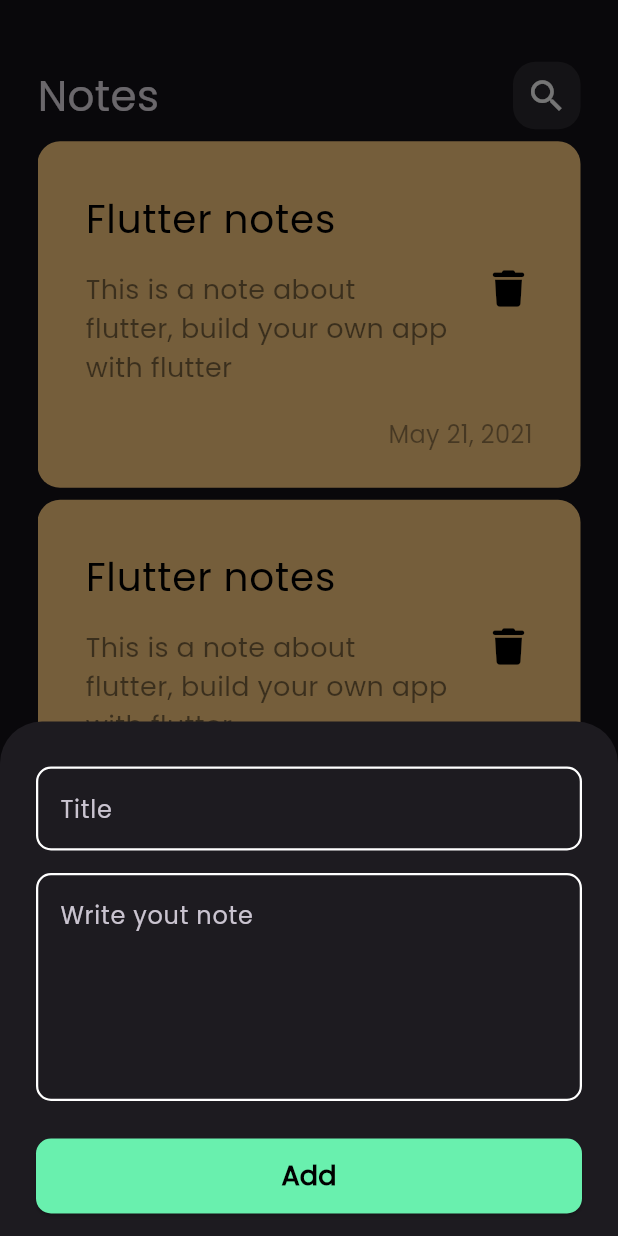
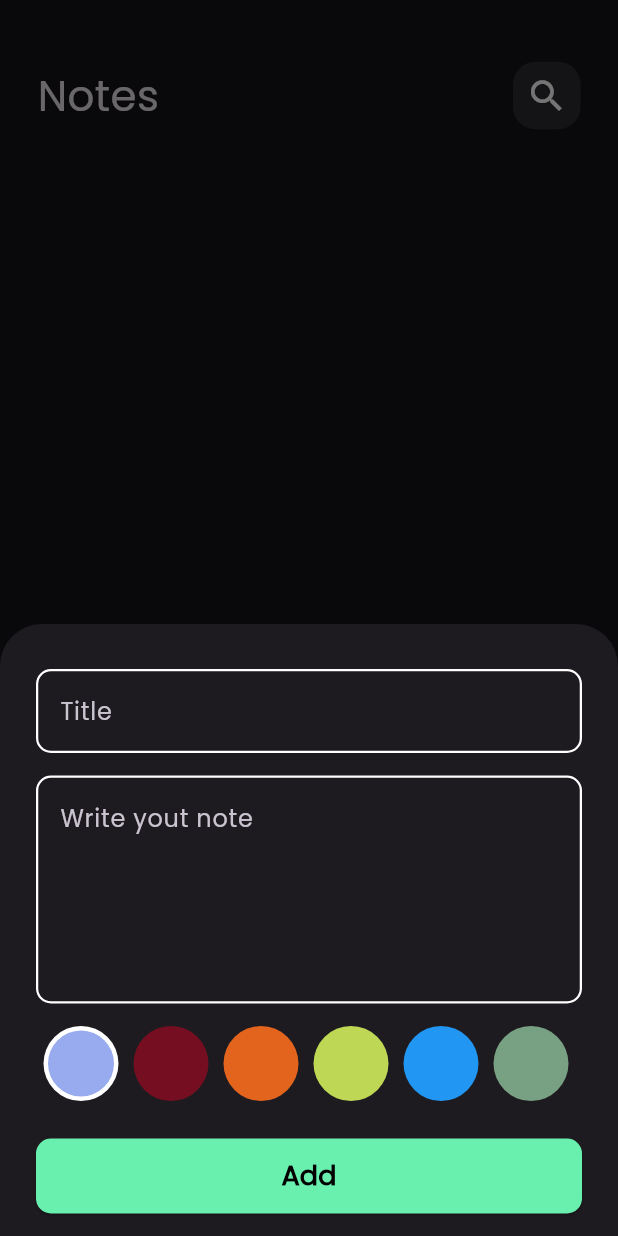
Before and after one commit to Bahaa-eddine-MB/Notes-Application, a Flutter app: the screen it shows after launch, after a tap on the "add" icon, on a phone screen of 412 x 824 dp. Run offline on Flutter 3.47's test engine with Material 3 defaults, Android fonts, the phone set to English and light mode, and no system bars; drawn by our look-alikes of modal_progress_hud_nsn; our stand-ins replace bloc, flutter_bloc, font_awesome_flutter, hive, hive_flutter; accounts and stored records are empty.

Commit message:
finished edit note

```diff
--- a/lib/Cubits/add_notes_cubit/add_notes_cubit.dart
+++ b/lib/Cubits/add_notes_cubit/add_notes_cubit.dart
@@ -1,4 +1,5 @@
 import 'package:bloc/bloc.dart';
+import 'package:flutter/material.dart';
 import 'package:hive_flutter/hive_flutter.dart';
 import 'package:meta/meta.dart';
 import 'package:mynotes/Models/note_model.dart';
@@ -8,8 +9,9 @@ part 'add_notes_state.dart';
 
 class AddNotesCubit extends Cubit<AddNotesState> {
   AddNotesCubit() : super(AddNotesInitial());
-
+  Color color = const Color(0xFF98ABEE);
   addNote(NoteModel noteModel) async {
+    noteModel.color = color.value;
     emit(AddNotesLoading());
     try {
       var notesBox = Hive.box<NoteModel>(Constans.kNotesBox);
--- /dev/null
+++ b/lib/Cubits/notes_cubit/notes_cubit_cubit.dart
@@ -0,0 +1,18 @@
+import 'package:bloc/bloc.dart';
+import 'package:hive_flutter/hive_flutter.dart';
+import 'package:meta/meta.dart';
+import 'package:mynotes/Models/note_model.dart';
+import 'package:mynotes/theme/constans.dart';
+
+part 'notes_cubit_state.dart';
+
+class NotesCubitCubit extends Cubit<NotesCubitState> {
+  NotesCubitCubit() : super(NotesCubitInitial());
+  List<NoteModel>? notes;
+
+  fetchAllNotes() {
+    var notesBox = Hive.box<NoteModel>(Constans.kNotesBox);
+    notes = notesBox.values.toList();
+    emit(NotesSuccess());
+  }
+}
--- /dev/null
+++ b/lib/Cubits/notes_cubit/notes_cubit_state.dart
@@ -0,0 +1,8 @@
+part of 'notes_cubit_cubit.dart';
+
+@immutable
+sealed class NotesCubitState {}
+
+final class NotesCubitInitial extends NotesCubitState {}
+
+final class NotesSuccess extends NotesCubitState {}
--- a/lib/Models/note_model.dart
+++ b/lib/Models/note_model.dart
@@ -5,13 +5,13 @@ part 'note_model.g.dart';
 @HiveType(typeId: 0)
 class NoteModel extends HiveObject {
   @HiveField(0)
-  final String title;
+  String title;
   @HiveField(1)
-  final String subTitle;
+  String subTitle;
   @HiveField(2)
   final String date;
   @HiveField(3)
-  final int color;
+  int color;
 
   NoteModel(
       {required this.title,
--- a/lib/main.dart
+++ b/lib/main.dart
@@ -1,6 +1,6 @@
 import 'package:flutter/material.dart';
 import 'package:hive_flutter/hive_flutter.dart';
-import 'package:mynotes/Cubits/add_notes_cubit/add_notes_cubit.dart';
+import 'package:mynotes/Cubits/notes_cubit/notes_cubit_cubit.dart';
 import 'package:mynotes/Models/note_model.dart';
 import 'package:mynotes/screens/NotesView/NotesView.dart';
 import 'package:mynotes/simple_bloc_observer.dart';
@@ -20,7 +20,9 @@ class MyApp extends StatelessWidget {
 
   @override
   Widget build(BuildContext context) {
-    return MaterialApp(
+    return BlocProvider(
+      create: (context) => NotesCubitCubit(),
+      child: MaterialApp(
         debugShowCheckedModeBanner: false,
         title: 'Notes app',
         theme: ThemeData(
@@ -28,6 +30,7 @@ class MyApp extends StatelessWidget {
             fontFamily: 'Poppins',
             brightness: Brightness.dark),
         home: const NotesView(),
+      ),
     );
   }
 }
--- a/lib/screens/NotesView/widgets/AddNoteWidget.dart
+++ b/lib/screens/NotesView/widgets/AddNoteWidget.dart
@@ -1,7 +1,9 @@
 import 'package:flutter/material.dart';
 import 'package:flutter_bloc/flutter_bloc.dart';
+import 'package:intl/intl.dart';
 import 'package:mynotes/Cubits/add_notes_cubit/add_notes_cubit.dart';
 import 'package:mynotes/Models/note_model.dart';
+import 'package:mynotes/screens/NotesView/widgets/ColorsListView.dart';
 import 'package:mynotes/screens/NotesView/widgets/CustomButton.dart';
 import 'package:mynotes/screens/NotesView/widgets/CustomTextField.dart';
 
@@ -45,16 +47,23 @@ class _AddNoteWidgetState extends State<AddNoteWidget> {
             maxLines: 5,
           ),
           const SizedBox(
+            height: 15,
+          ),
+          const ColorsListView(),
+          const SizedBox(
             height: 25,
           ),
           CustomButton(
             onPressed: () {
               if (formKey.currentState!.validate()) {
                 formKey.currentState!.save();
+                final dateTime = DateTime.now();
+                final formattedDateTime =
+                    DateFormat.yMMMMEEEEd().format(dateTime);
                 final noteModel = NoteModel(
                   title: title!,
                   subTitle: content!,
-                  date: DateTime.now().toString(),
+                  date: formattedDateTime,
                   color: Colors.blue.value,
                 );
                 BlocProvider.of<AddNotesCubit>(context).addNote(noteModel);
@@ -73,3 +82,37 @@ class _AddNoteWidgetState extends State<AddNoteWidget> {
     );
   }
 }
+
+class ColorItem extends StatelessWidget {
+  const ColorItem(
+      {super.key,
+      required this.color,
+      required this.isActive,
+      required this.onTap});
+  final Color color;
+  final bool isActive;
+  final Function() onTap;
+
+  @override
+  Widget build(BuildContext context) {
+    return isActive
+        ? GestureDetector(
+          onTap: onTap,
+          child: CircleAvatar(
+              radius: 30,
+              backgroundColor: Colors.white,
+              child: CircleAvatar(
+                radius: 22,
+                backgroundColor: color,
+              ),
+            ),
+        )
+        : GestureDetector(
+          onTap: onTap,
+          child: CircleAvatar(
+              radius: 30,
+              backgroundColor: color,
+            ),
+        );
+  }
+}
--- /dev/null
+++ b/lib/screens/NotesView/widgets/ColorsListView.dart
@@ -0,0 +1,46 @@
+import 'package:flutter/material.dart';
+import 'package:flutter_bloc/flutter_bloc.dart';
+import 'package:mynotes/Cubits/add_notes_cubit/add_notes_cubit.dart';
+import 'package:mynotes/screens/NotesView/widgets/AddNoteWidget.dart';
+
+class ColorsListView extends StatefulWidget {
+  const ColorsListView({super.key});
+
+  @override
+  State<ColorsListView> createState() => _ColorsListViewState();
+}
+
+class _ColorsListViewState extends State<ColorsListView> {
+  int currentIndex = 0;
+  List<Color> colors = const [
+    Color(0xFF98ABEE),
+    Color(0xFF750E21),
+    Color(0xFFE3651D),
+    Color(0xFFBED754),
+    Colors.blue,
+    Color(0xFF78A083),
+    Color(0xFFED7D31),
+  ];
+  @override
+  Widget build(BuildContext context) {
+    return SizedBox(
+      height: 50,
+      child: ListView.builder(
+          itemCount: colors.length,
+          scrollDirection: Axis.horizontal,
+          itemBuilder: (context, index) {
+            return ColorItem(
+              onTap: (){
+                setState(() {
+                  currentIndex = index;
+                });
+                BlocProvider.of<AddNotesCubit>(context).color = colors[index];
+              },
+              color: colors[index],
+              isActive: index == currentIndex,
+            );
+          }),
+    );
+  }
+
+}
--- a/lib/screens/NotesView/widgets/CustomAppBar.dart
+++ b/lib/screens/NotesView/widgets/CustomAppBar.dart
@@ -2,9 +2,11 @@ import 'package:flutter/material.dart';
 import 'package:mynotes/screens/NotesView/widgets/CustomSearchIcon.dart';
 
 class CustomAppBar extends StatelessWidget {
-  const CustomAppBar({super.key, required this.title, required this.icon});
+  const CustomAppBar(
+      {super.key, required this.title, required this.icon, this.onTap});
   final String title;
   final IconData icon;
+  final Function()? onTap;
   @override
   Widget build(BuildContext context) {
     return Row(
@@ -14,7 +16,10 @@ class CustomAppBar extends StatelessWidget {
           style: const TextStyle(fontSize: 28),
         ),
         const Spacer(),
-        CustomSearchIcon(icon: icon)
+        CustomSearchIcon(
+          icon: icon,
+          onTap: onTap,
+        )
       ],
     );
   }
--- a/lib/screens/NotesView/widgets/CustomBottomSheet.dart
+++ b/lib/screens/NotesView/widgets/CustomBottomSheet.dart
@@ -2,6 +2,7 @@ import 'package:flutter/material.dart';
 import 'package:flutter_bloc/flutter_bloc.dart';
 import 'package:modal_progress_hud_nsn/modal_progress_hud_nsn.dart';
 import 'package:mynotes/Cubits/add_notes_cubit/add_notes_cubit.dart';
+import 'package:mynotes/Cubits/notes_cubit/notes_cubit_cubit.dart';
 import 'package:mynotes/screens/NotesView/widgets/AddNoteWidget.dart';
 
 class CustomBottomSheet extends StatelessWidget {
@@ -11,8 +12,6 @@ class CustomBottomSheet extends StatelessWidget {
   Widget build(BuildContext context) {
     return BlocProvider(
       create: (context) => AddNotesCubit(),
-      child: Padding(
-        padding: const EdgeInsets.symmetric(horizontal: 24),
       child: BlocConsumer<AddNotesCubit, AddNotesState>(
         listener: (context, state) {
           if (state is AddNotesFailure) {
@@ -20,15 +19,24 @@ class CustomBottomSheet extends StatelessWidget {
                 .showSnackBar(SnackBar(content: Text(state.errorMessage)));
           }
           if (state is AddNotesSuccess) {
+            BlocProvider.of<NotesCubitCubit>(context).fetchAllNotes();
             Navigator.pop(context);
           }
         },
         builder: (context, state) {
-            return ModalProgressHUD(
+          return AbsorbPointer(
+            absorbing: state is AddNotesLoading ? true : false,
+            child: ModalProgressHUD(
                 inAsyncCall: state is AddNotesLoading ? true : false,
-                child: const SingleChildScrollView(child: AddNoteWidget()));
+                child: Padding(
+                  padding: EdgeInsets.only(
+                      right: 24,
+                      left: 24,
+                      bottom: MediaQuery.of(context).viewInsets.bottom),
+                  child: const SingleChildScrollView(child: AddNoteWidget()),
+                )),
+          );
         },
-        ),
       ),
     );
   }
--- a/lib/screens/NotesView/widgets/CustomFloatingButton.dart
+++ b/lib/screens/NotesView/widgets/CustomFloatingButton.dart
@@ -13,6 +13,7 @@ class CustomFloatingActionButton extends StatelessWidget {
       backgroundColor: Colors.greenAccent,
       onPressed: () {
         showModalBottomSheet(
+            isScrollControlled: true,
             context: context,
             builder: (BuildContext context) {
               return const CustomBottomSheet();
--- a/lib/screens/NotesView/widgets/CustomSearchIcon.dart
+++ b/lib/screens/NotesView/widgets/CustomSearchIcon.dart
@@ -3,12 +3,15 @@ import 'package:flutter/material.dart';
 class CustomSearchIcon extends StatelessWidget {
   const CustomSearchIcon({
     super.key,
-    required this.icon,
+    required this.icon, this.onTap,
   });
+  final Function()? onTap;
   final IconData icon;
   @override
   Widget build(BuildContext context) {
-    return Container(
+    return GestureDetector(
+      onTap: onTap,
+      child: Container(
         width: 45,
         height: 45,
         decoration: BoxDecoration(
@@ -21,6 +24,7 @@ class CustomSearchIcon extends StatelessWidget {
             size: 28,
           ),
         ),
+      ),
     );
   }
 }
--- a/lib/screens/NotesView/widgets/CustomTextField.dart
+++ b/lib/screens/NotesView/widgets/CustomTextField.dart
@@ -6,23 +6,27 @@ class CustomTextField extends StatelessWidget {
       {super.key,
       required this.hint,
       this.maxLines = 1,
-      required this.onSaved});
+      this.onSaved,
+      this.initialText,
+      this.onChanged});
   final String hint;
   final int maxLines;
-  final Function(String?) onSaved;
-
+  final String? initialText;
+  final Function(String?)? onSaved;
+  final Function(String?)? onChanged;
   @override
   Widget build(BuildContext context) {
     return TextFormField(
-      validator: (value){
-        if(value!.isEmpty){
+      validator: (value) {
+        if (value!.isEmpty) {
           return 'Please enter some text';
         }
         return null;
-
       },
+      onChanged: onChanged,
       onSaved: onSaved,
       maxLines: maxLines,
+      initialValue: initialText,
       cursorColor: Constans.kPrimaryColor,
       decoration: InputDecoration(
         hintText: hint,
--- a/lib/screens/NotesView/widgets/NoteCard.dart
+++ b/lib/screens/NotesView/widgets/NoteCard.dart
@@ -1,40 +1,50 @@
 import 'package:flutter/material.dart';
+import 'package:flutter_bloc/flutter_bloc.dart';
 import 'package:font_awesome_flutter/font_awesome_flutter.dart';
+import 'package:mynotes/Cubits/notes_cubit/notes_cubit_cubit.dart';
+import 'package:mynotes/Models/note_model.dart';
 import 'package:mynotes/screens/NotesView/EditNoteView.dart';
 
 class NoteCard extends StatelessWidget {
-  const NoteCard({super.key});
+  const NoteCard({super.key, required this.note});
+  final NoteModel note;
 
   @override
   Widget build(BuildContext context) {
     return GestureDetector(
       onTap: () {
         Navigator.push(
-            context, MaterialPageRoute(builder: (_) => const EditNoteView()));
+            context,
+            MaterialPageRoute(
+                builder: (_) => EditNoteView(
+                      note: note,
+                    )));
       },
       child: Container(
         padding: const EdgeInsets.only(top: 24, bottom: 24, left: 16),
         decoration: BoxDecoration(
-            color: const Color(0xffFFCC80),
-            borderRadius: BorderRadius.circular(15)),
+            color: Color(note.color), borderRadius: BorderRadius.circular(15)),
         child: Column(
           crossAxisAlignment: CrossAxisAlignment.end,
           children: [
             ListTile(
-              title: const Text(
-                "Flutter notes",
-                style: TextStyle(color: Colors.black, fontSize: 26),
+              title: Text(
+                note.title,
+                style: const TextStyle(color: Colors.black, fontSize: 26),
               ),
               subtitle: Padding(
                 padding: const EdgeInsets.only(top: 15),
                 child: Text(
-                  "This is a note about flutter, build your own app with flutter",
+                  note.subTitle,
                   style: TextStyle(
                       color: Colors.black.withOpacity(.5), fontSize: 18),
                 ),
               ),
               trailing: IconButton(
-                onPressed: () {},
+                onPressed: () {
+                  note.delete();
+                  BlocProvider.of<NotesCubitCubit>(context).fetchAllNotes();
+                },
                 icon: const Icon(
                   FontAwesomeIcons.trash,
                   color: Colors.black,
@@ -45,7 +55,7 @@ class NoteCard extends StatelessWidget {
             Padding(
               padding: const EdgeInsets.only(right: 32, top: 12),
               child: Text(
-                "May 21, 2021",
+                note.date,
                 style: TextStyle(
                     color: Colors.black.withOpacity(.4), fontSize: 16),
               ),
--- a/lib/screens/NotesView/widgets/NoteViewBody.dart
+++ b/lib/screens/NotesView/widgets/NoteViewBody.dart
@@ -1,4 +1,6 @@
 import 'package:flutter/material.dart';
+import 'package:flutter_bloc/flutter_bloc.dart';
+import 'package:mynotes/Cubits/notes_cubit/notes_cubit_cubit.dart';
 import 'package:mynotes/screens/NotesView/widgets/CustomAppBar.dart';
 import 'package:mynotes/screens/NotesView/widgets/NotesListView.dart';
 
@@ -18,7 +20,7 @@ class NoteViewBody extends StatelessWidget {
           const SizedBox(
             height: 4,
           ),
-          const NotesListView()
+          const NotesListView(),
         ],
       ),
     );
--- a/lib/screens/NotesView/widgets/NotesListView.dart
+++ b/lib/screens/NotesView/widgets/NotesListView.dart
@@ -1,19 +1,41 @@
 import 'package:flutter/material.dart';
+import 'package:flutter_bloc/flutter_bloc.dart';
+import 'package:mynotes/Cubits/notes_cubit/notes_cubit_cubit.dart';
+import 'package:mynotes/Models/note_model.dart';
 import 'package:mynotes/screens/NotesView/widgets/NoteCard.dart';
 
-class NotesListView extends StatelessWidget {
+class NotesListView extends StatefulWidget {
   const NotesListView({super.key});
 
   @override
+  State<NotesListView> createState() => _NotesListViewState();
+}
+
+class _NotesListViewState extends State<NotesListView> {
+  @override
+  void initState() {
+    BlocProvider.of<NotesCubitCubit>(context).fetchAllNotes();
+    super.initState();
+  }
+
+  @override
   Widget build(BuildContext context) {
-    return Expanded(
-      child: ListView.builder(
-        itemCount: 10,
-        itemBuilder: (context, index) => const Padding(
-          padding: EdgeInsets.symmetric(vertical: 4),
-          child: NoteCard(),
-        ),
-      ),
-    );
+    return Expanded(child: BlocBuilder<NotesCubitCubit, NotesCubitState>(
+        builder: (context, state) {
+      List<NoteModel> notes =
+          BlocProvider.of<NotesCubitCubit>(context).notes ?? [];
+      if (notes.isEmpty) {
+        return const Center(child: Text("You have currently 0 notes"));
+      }
+      return ListView.builder(
+          itemCount: notes.length,
+          itemBuilder: (context, index) {
+            final note = notes[index];
+            return Padding(
+              padding: const EdgeInsets.symmetric(vertical: 4),
+              child: NoteCard(note: note),
+            );
+          });
+    }));
   }
 }
--- a/pubspec.yaml
+++ b/pubspec.yaml
@@ -35,6 +35,7 @@ dependencies:
   font_awesome_flutter: ^10.7.0
   hive: ^2.2.3
   hive_flutter: ^1.1.0
+  intl: ^0.19.0
   modal_progress_hud_nsn: ^0.5.1
 
 dev_dependencies:
```
Also changed, not shown: lib/screens/NotesView/EditNoteView.dart (+5 -3 lines), lib/screens/NotesView/widgets/EditNotesColorsList.dart (added, +48 -0 lines), lib/screens/NotesView/widgets/EditViewBody.dart (+30 -4 lines), pubspec.lock. Lines whose indentation alone changed are shown as unchanged.
